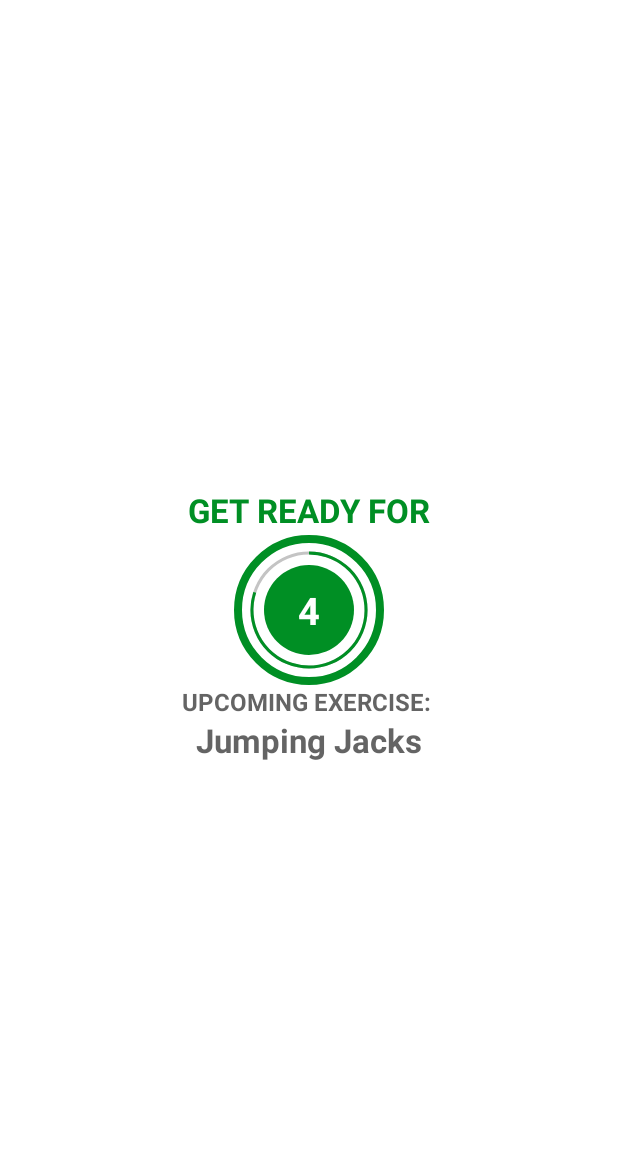
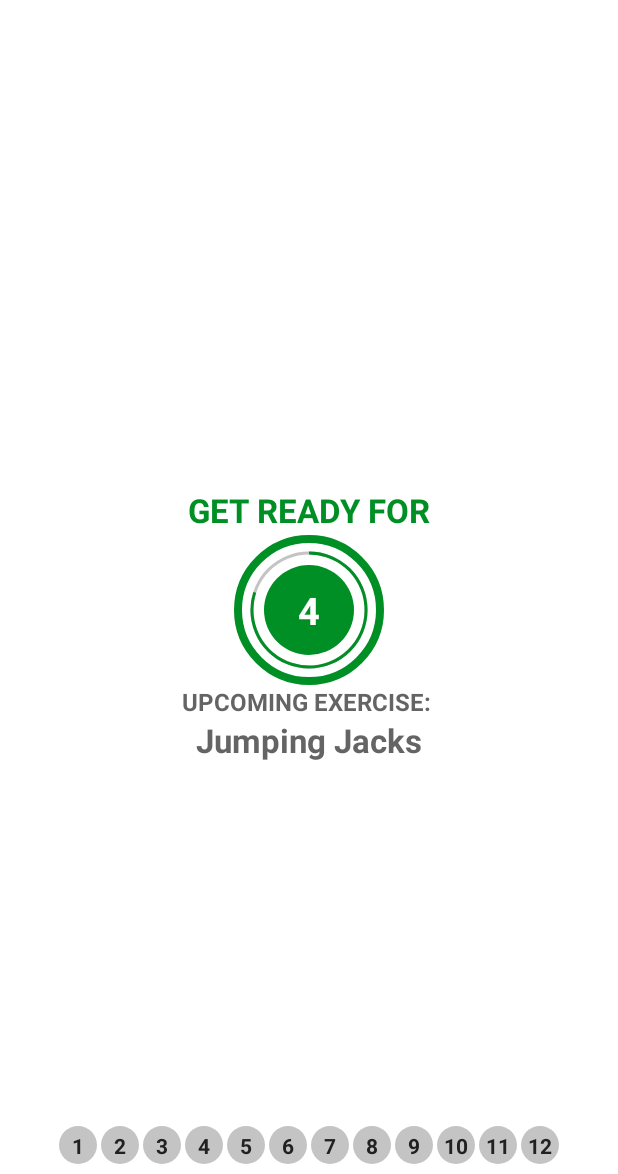
Before and after one commit to Shokhzod2202/Seven-Minut-Workout, an Android app: the ExerciseActivity screen opened directly, with no data from a screen before it, on a phone screen of 412 x 824 dp, the part 62-1236 px from its top. Run offline under Robolectric (Android 15) with nearby library versions, the phone set to English and light mode, and no system bars.

Commit message:
Adding Exercise Status Adapter

```diff
--- a/app/src/main/java/com/example/a7minutworkout/ExerciseActivity.kt
+++ b/app/src/main/java/com/example/a7minutworkout/ExerciseActivity.kt
@@ -9,6 +9,7 @@
 import android.util.Log
 import android.view.View
 import android.widget.Toast
+import androidx.recyclerview.widget.LinearLayoutManager
 import com.example.a7minutworkout.databinding.ActivityExerciseBinding
 import java.util.*
 import kotlin.collections.ArrayList
@@ -36,6 +37,7 @@
 
     private var tts: TextToSpeech? = null
     private var player: MediaPlayer? = null
+    private var exerciseAdapter : ExerciseStatusAdapter? = null
 
     /*  Declaration of  GLOBAL VARIABLES ends */
 
@@ -73,6 +75,7 @@
 
         /* Calling setupRestView function starts */
         setupRestView()
+        setupExerciseStatusRecycleView()
         /* Calling setupRestView function ends */
         binding?.progressBarExercise?.setOnClickListener {
             if (!isOn) {
@@ -92,6 +95,16 @@
         }
     }
     /* Overriding the onCreate function ends */
+
+    private fun setupExerciseStatusRecycleView(){
+        binding?.rvExerciseStatus?.layoutManager =
+            LinearLayoutManager(this, LinearLayoutManager.HORIZONTAL, false)
+
+        exerciseAdapter = ExerciseStatusAdapter(exerciseList!!)
+        binding?.rvExerciseStatus?.adapter = exerciseAdapter
+
+    }
+
 
     /* Declaration of setupRestView function starts */
     private fun setupRestView(){
--- /dev/null
+++ b/app/src/main/java/com/example/a7minutworkout/ExerciseStatusAdapter.kt
@@ -0,0 +1,29 @@
+package com.example.a7minutworkout
+
+import android.view.LayoutInflater
+import android.view.ViewGroup
+import androidx.recyclerview.widget.RecyclerView
+import com.example.a7minutworkout.databinding.ItemExerciseStatusBinding
+
+class ExerciseStatusAdapter(val items: ArrayList<ExerciseModel>):
+    RecyclerView.Adapter<ExerciseStatusAdapter.ViewHolder>() {
+
+        class ViewHolder(binding:ItemExerciseStatusBinding):
+            RecyclerView.ViewHolder(binding.root){
+                val tvItem = binding.tvItem
+            }
+
+    override fun onCreateViewHolder(parent: ViewGroup, viewType: Int): ViewHolder {
+        return ViewHolder(ItemExerciseStatusBinding.inflate(
+            LayoutInflater.from(parent.context),parent, false))
+    }
+
+    override fun onBindViewHolder(holder: ViewHolder, position: Int) {
+        val model: ExerciseModel = items[position]
+        holder.tvItem.text = model.getId().toString()
+    }
+
+    override fun getItemCount(): Int {
+        return items.size
+    }
+}
--- /dev/null
+++ b/app/src/main/res/drawable/item_circular_color_gray_background.xml
@@ -0,0 +1,5 @@
+<?xml version="1.0" encoding="utf-8"?>
+<shape xmlns:android="http://schemas.android.com/apk/res/android"
+    android:shape="oval">
+    <solid android:color="#c4c4c4"></solid>
+</shape>
--- a/app/src/main/res/layout/activity_exercise.xml
+++ b/app/src/main/res/layout/activity_exercise.xml
@@ -135,7 +135,6 @@
         android:visibility="gone"
         tools:visibility="visible"
         android:background="@drawable/item_circular_color_accent_border"
-        app:layout_constraintBottom_toBottomOf="parent"
         app:layout_constraintEnd_toEndOf="parent"
         app:layout_constraintStart_toStartOf="parent"
         app:layout_constraintTop_toBottomOf="@id/tvExerciseName">
@@ -173,4 +172,15 @@
         </LinearLayout>
 
     </FrameLayout>
+    <androidx.recyclerview.widget.RecyclerView
+        android:id="@+id/rvExerciseStatus"
+        android:layout_width="wrap_content"
+        android:layout_height="wrap_content"
+        android:layout_margin="5dp"
+        app:layout_constraintEnd_toEndOf="parent"
+        app:layout_constraintStart_toStartOf="parent"
+        app:layout_constraintTop_toBottomOf="@id/flExerciseView"
+        app:layout_constraintBottom_toBottomOf="parent"
+        />
+
 </androidx.constraintlayout.widget.ConstraintLayout>
--- /dev/null
+++ b/app/src/main/res/layout/item_exercise_status.xml
@@ -0,0 +1,17 @@
+<?xml version="1.0" encoding="utf-8"?>
+<TextView xmlns:android="http://schemas.android.com/apk/res/android"
+    xmlns:tools="http://schemas.android.com/tools"
+    android:id="@+id/tvItem"
+    android:layout_width="25dp"
+    android:layout_height="25dp"
+    android:layout_margin="1dp"
+    android:background="@drawable/item_circular_color_gray_background"
+    android:gravity="center"
+    android:padding="3dp"
+    android:textColor="#212121"
+    android:textSize="14sp"
+    android:textStyle="bold"
+    tools:text="1"
+
+
+    />
```
